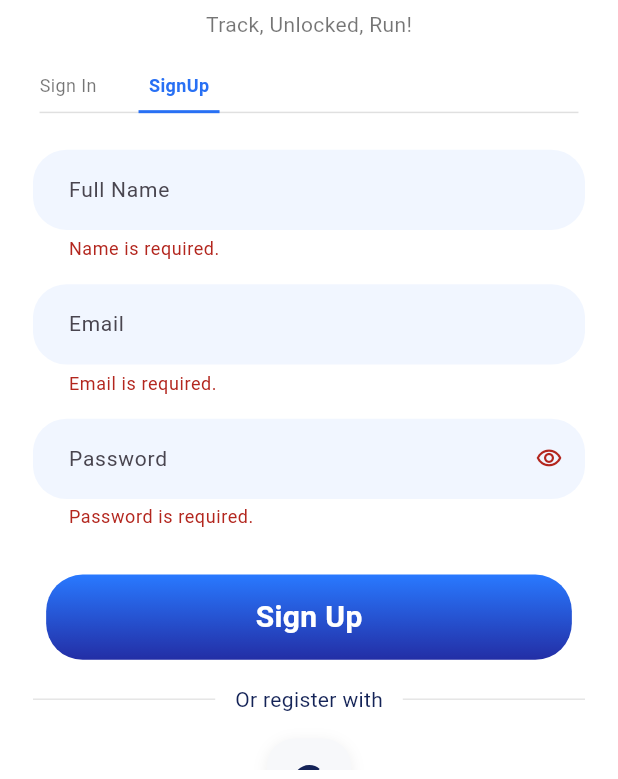
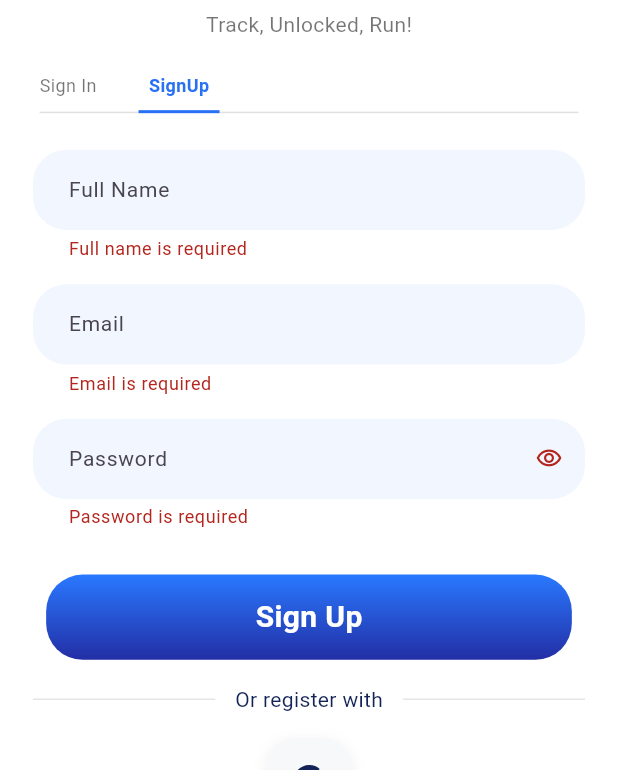
Before and after one commit to galihtra/turun, a Flutter app: the screen it shows after launch, after a tap on "SignUp", after a tap on "Sign Up", on a phone screen of 412 x 824 dp, the part 457-1236 px from its top. Run offline on Flutter 3.47's test engine with Material 3 defaults, Android fonts, the phone set to English and light mode, and no system bars; our stand-ins replace flutter_dotenv, flutter_screenutil, flutter_svg, google_fonts, google_sign_in, supabase_flutter; accounts and stored records are empty.

Commit message:
config auth with supabase

```diff
--- a/lib/data/wrapper/auth_wrapper.dart
+++ b/lib/data/wrapper/auth_wrapper.dart
@@ -1,8 +1,7 @@
 import 'package:flutter/material.dart';
 import 'package:supabase_flutter/supabase_flutter.dart';
+import 'package:turun/pages/auth/auth_page.dart';
 import 'package:turun/pages/home/home_page.dart';
-import 'package:turun/pages/home/start_page.dart';
-
 
 class AuthWrapper extends StatefulWidget {
   const AuthWrapper({super.key});
@@ -33,6 +32,6 @@ class _AuthWrapperState extends State<AuthWrapper> {
   final SupabaseClient supabase = Supabase.instance.client;
   @override
   Widget build(BuildContext context) {
-    return _user == null ? const StartPage() : const HomePage();
+    return _user == null ? const AuthPage() : const HomePage();
   }
 }
--- a/lib/main.dart
+++ b/lib/main.dart
@@ -1,7 +1,10 @@
+// lib/main.dart
 import 'package:flutter/material.dart';
 import 'package:flutter_dotenv/flutter_dotenv.dart';
+import 'package:provider/provider.dart';
 import 'package:supabase_flutter/supabase_flutter.dart';
-import 'package:turun/pages/auth/auth_page.dart';
+import 'package:turun/data/services/auth_service.dart';
+import 'package:turun/data/wrapper/auth_wrapper.dart';
 import 'package:flutter_screenutil/flutter_screenutil.dart';
 
 void main() async {
@@ -18,19 +21,24 @@ class MyApp extends StatelessWidget {
 
   @override
   Widget build(BuildContext context) {
-    return ScreenUtilInit(
+    return MultiProvider(
+      providers: [
+        ChangeNotifierProvider(create: (_) => AuthService()),
+      ],
+      child: ScreenUtilInit(
         designSize: const Size(375, 812),
         minTextAdapt: true,
         builder: (context, child) {
           return MaterialApp(
-          title: 'Flutter Demo',
+            title: 'TuRun',
             theme: ThemeData(
               useMaterial3: true,
             ),
             home: child,
           );
         },
-      child: const AuthPage(),
+        child: const AuthWrapper(),
+      ),
     );
   }
 }
--- a/lib/pages/auth/widgets/sign_in_widget.dart
+++ b/lib/pages/auth/widgets/sign_in_widget.dart
@@ -1,13 +1,16 @@
+// lib/pages/auth/widgets/sign_in_widget.dart
 import 'package:flutter/material.dart';
 import 'package:flutter_svg/flutter_svg.dart';
+import 'package:provider/provider.dart';
 import 'package:turun/base_widgets/text/gradient_text.dart';
 import 'package:turun/base_widgets/text_field/custom_password_textfield.dart';
+import 'package:turun/data/services/auth_service.dart';
 import 'package:turun/resources/assets_app.dart';
 import 'package:turun/resources/colors_app.dart';
 import 'package:turun/resources/styles_app.dart';
 import 'package:turun/base_widgets/button/gradient_button.dart';
 import 'package:flutter_screenutil/flutter_screenutil.dart';
-
+import 'package:turun/pages/auth/forgot_password_page.dart';
 import '../../../base_widgets/text_field/custom_textfield.dart';
 
 class SignInWidget extends StatefulWidget {
@@ -26,6 +29,16 @@ class SignInWidgetState extends State<SignInWidget> {
   final _passNode = FocusNode();
 
   @override
+  void initState() {
+    super.initState();
+    // Clear error ketika widget di-init
+    WidgetsBinding.instance.addPostFrameCallback((_) {
+      final authService = Provider.of<AuthService>(context, listen: false);
+      authService.clearError();
+    });
+  }
+
+  @override
   void dispose() {
     _email.dispose();
     _password.dispose();
@@ -34,16 +47,52 @@ class SignInWidgetState extends State<SignInWidget> {
     super.dispose();
   }
 
-  void _login() {
+  Future<void> _login(AuthService authService) async {
     if (_formKey.currentState?.validate() ?? false) {
+      final success = await authService.signInWithEmail(
+        _email.text,
+        _password.text,
+      );
+
+      if (success && mounted) {
+        ScaffoldMessenger.of(context).showSnackBar(
+          const SnackBar(
+            content: Text('Signed in successfully!'),
+            backgroundColor: Colors.green,
+          ),
+        );
+      }
+    }
+  }
+
+  Future<void> _signInWithGoogle(AuthService authService) async {
+    final success = await authService.signInWithGoogle();
+
+    if (success && mounted) {
       ScaffoldMessenger.of(context).showSnackBar(
-        const SnackBar(content: Text('Signing in...')),
+        const SnackBar(
+          content: Text('Signed in with Google successfully!'),
+          backgroundColor: Colors.green,
+        ),
       );
     }
   }
 
+  void _navigateToForgotPassword() {
+    // Clear error sebelum navigasi
+    final authService = Provider.of<AuthService>(context, listen: false);
+    authService.clearError();
+
+    Navigator.push(
+      context,
+      MaterialPageRoute(builder: (context) => const ForgotPasswordPage()),
+    );
+  }
+
   @override
   Widget build(BuildContext context) {
+    final authService = Provider.of<AuthService>(context);
+
     return Padding(
       padding: EdgeInsets.symmetric(horizontal: 20.w, vertical: 6.h),
       child: Form(
@@ -57,7 +106,7 @@ class SignInWidgetState extends State<SignInWidget> {
               hintText: "Email",
               textInputType: TextInputType.emailAddress,
               isValidator: true,
-              validatorMessage: "Email is required.",
+              validatorMessage: "Email is required",
               obscureText: false,
               textStyle: AppStyles.label2Regular,
               fillColor: AppColors.blueLight,
@@ -69,14 +118,14 @@ class SignInWidgetState extends State<SignInWidget> {
               focusNode: _passNode,
               textInputAction: TextInputAction.done,
               isValidator: true,
-              validatorMessage: "Password is required.",
+              validatorMessage: "Password is required",
               textStyle: AppStyles.label2Regular,
               fillColor: AppColors.blueLight,
             ),
             Align(
               alignment: Alignment.centerRight,
               child: TextButton(
-                onPressed: () {},
+                onPressed: _navigateToForgotPassword,
                 child: GradientText(
                   "Forgot Password?",
                   gradient: AppColors.blueGradient,
@@ -85,10 +134,35 @@ class SignInWidgetState extends State<SignInWidget> {
               ),
             ),
             SizedBox(height: 6.h),
-            GradientButton(
-              text: 'Log In',
-              onTap: _login,
-            ),
+            authService.isLoading
+                ? const Center(child: CircularProgressIndicator())
+                : GradientButton(
+                    text: 'Sign In',
+                    onTap: () => _login(authService),
+                  ),
+            if (authService.error != null) ...[
+              SizedBox(height: 12.h),
+              Container(
+                padding: EdgeInsets.all(12.w),
+                decoration: BoxDecoration(
+                  color: Colors.red[50],
+                  borderRadius: BorderRadius.circular(8.r),
+                  border: Border.all(color: Colors.red[200]!),
+                ),
+                child: Row(
+                  children: [
+                    Icon(Icons.error_outline, color: Colors.red[600], size: 20.w),
+                    SizedBox(width: 8.w),
+                    Expanded(
+                      child: Text(
+                        authService.error!,
+                        style: AppStyles.body3Regular.copyWith(color: Colors.red[700]),
+                      ),
+                    ),
+                  ],
+                ),
+              ),
+            ],
             SizedBox(height: 16.h),
             Row(
               children: [
@@ -116,11 +190,10 @@ class SignInWidgetState extends State<SignInWidget> {
               ],
             ),
             SizedBox(height: 16.h),
-            // Google button round
             Center(
               child: InkWell(
                 borderRadius: BorderRadius.circular(18.r),
-                onTap: () {},
+                onTap: () => _signInWithGoogle(authService),
                 child: Container(
                   height: 56,
                   width: 56,
--- a/lib/pages/auth/widgets/sign_up_widget.dart
+++ b/lib/pages/auth/widgets/sign_up_widget.dart
@@ -1,12 +1,13 @@
 import 'package:flutter/material.dart';
 import 'package:flutter_svg/flutter_svg.dart';
+import 'package:provider/provider.dart';
 import 'package:turun/base_widgets/text_field/custom_password_textfield.dart';
+import 'package:turun/data/services/auth_service.dart';
 import 'package:turun/resources/assets_app.dart';
 import 'package:turun/resources/colors_app.dart';
 import 'package:turun/resources/styles_app.dart';
 import 'package:turun/base_widgets/button/gradient_button.dart';
 import 'package:flutter_screenutil/flutter_screenutil.dart';
-
 import '../../../base_widgets/text_field/custom_textfield.dart';
 
 class SignUpWidget extends StatefulWidget {
@@ -27,6 +28,16 @@ class SignUpWidgetState extends State<SignUpWidget> {
   final _passNode = FocusNode();
 
   @override
+  void initState() {
+    super.initState();
+    // Clear error ketika widget di-init
+    WidgetsBinding.instance.addPostFrameCallback((_) {
+      final authService = Provider.of<AuthService>(context, listen: false);
+      authService.clearError();
+    });
+  }
+
+  @override
   void dispose() {
     _fullName.dispose();
     _email.dispose();
@@ -37,16 +48,47 @@ class SignUpWidgetState extends State<SignUpWidget> {
     super.dispose();
   }
 
-  void _signUp() {
+  Future<void> _signUp(AuthService authService) async {
     if (_formKey.currentState?.validate() ?? false) {
+      final success = await authService.signUpWithEmail(
+        _email.text,
+        _password.text,
+        _fullName.text,
+      );
+
+      if (success && mounted) {
+        ScaffoldMessenger.of(context).showSnackBar(
+          const SnackBar(
+            content: Text('Success! Confirmation email sent'),
+            backgroundColor: Colors.green,
+          ),
+        );
+
+        // Clear form setelah sukses
+        _fullName.clear();
+        _email.clear();
+        _password.clear();
+      }
+    }
+  }
+
+  Future<void> _signInWithGoogle(AuthService authService) async {
+    final success = await authService.signInWithGoogle();
+
+    if (success && mounted) {
       ScaffoldMessenger.of(context).showSnackBar(
-        const SnackBar(content: Text('Signing in...')),
+        const SnackBar(
+          content: Text('Signed in with Google successfully!'),
+          backgroundColor: Colors.green,
+        ),
       );
     }
   }
 
   @override
   Widget build(BuildContext context) {
+    final authService = Provider.of<AuthService>(context);
+
     return Padding(
       padding: EdgeInsets.symmetric(horizontal: 20.w, vertical: 6.h),
       child: Form(
@@ -60,7 +102,7 @@ class SignUpWidgetState extends State<SignUpWidget> {
               hintText: "Full Name",
               textInputType: TextInputType.name,
               isValidator: true,
-              validatorMessage: "Name is required.",
+              validatorMessage: "Full name is required",
               obscureText: false,
               textStyle: AppStyles.label2Regular,
               fillColor: AppColors.blueLight,
@@ -72,7 +114,7 @@ class SignUpWidgetState extends State<SignUpWidget> {
               hintText: "Email",
               textInputType: TextInputType.emailAddress,
               isValidator: true,
-              validatorMessage: "Email is required.",
+              validatorMessage: "Email is required",
               obscureText: false,
               textStyle: AppStyles.label2Regular,
               fillColor: AppColors.blueLight,
@@ -84,15 +126,47 @@ class SignUpWidgetState extends State<SignUpWidget> {
               focusNode: _passNode,
               textInputAction: TextInputAction.done,
               isValidator: true,
-              validatorMessage: "Password is required.",
+              validatorMessage: "Password is required",
               textStyle: AppStyles.label2Regular,
               fillColor: AppColors.blueLight,
             ),
             SizedBox(height: 30.h),
-            GradientButton(
-              text: 'Sign Up',
-              onTap: _signUp,
-            ),
+            authService.isLoading
+                ? const Center(child: CircularProgressIndicator())
+                : GradientButton(
+                    text: 'Sign Up',
+                    onTap: () => _signUp(authService),
+                  ),
+
+            // Error display untuk SignUpWidget
+            if (authService.error != null) ...[
+              SizedBox(height: 12.h),
+              Container(
+                padding: EdgeInsets.all(12.w),
+                decoration: BoxDecoration(
+                  color: Colors.red[50],
+                  borderRadius: BorderRadius.circular(8.r),
+                  border: Border.all(color: Colors.red[200]!),
+                ),
+                child: Row(
+                  children: [
+                    Icon(Icons.error_outline, color: Colors.red[600], size: 20.w),
+                    SizedBox(width: 8.w),
+                    Expanded(
+                      child: Text(
+                        authService.error!,
+                        style: AppStyles.body3Regular.copyWith(color: Colors.red[700]),
+                      ),
+                    ),
+                    IconButton(
+                      icon: Icon(Icons.close, size: 18.w, color: Colors.red[600]),
+                      onPressed: () => authService.clearError(),
+                    ),
+                  ],
+                ),
+              ),
+            ],
+
             SizedBox(height: 16.h),
             Row(
               children: [
@@ -124,7 +198,7 @@ class SignUpWidgetState extends State<SignUpWidget> {
             Center(
               child: InkWell(
                 borderRadius: BorderRadius.circular(18.r),
-                onTap: () {},
+                onTap: () => _signInWithGoogle(authService),
                 child: Container(
                   height: 56,
                   width: 56,
--- a/pubspec.yaml
+++ b/pubspec.yaml
@@ -33,9 +33,10 @@ dependencies:
     sdk: flutter
   flutter_dotenv: ^5.2.1
   flutter_screenutil: ^5.9.3
-  flutter_svg:
+  flutter_svg: null
   google_fonts: ^6.3.0
   google_sign_in: null
+  provider: ^6.1.5+1
   supabase_flutter: ^2.9.1
 
 dev_dependencies:
```
Also changed, not shown: lib/data/services/auth_service.dart (added, +199 -0 lines), lib/pages/auth/forgot_password_page.dart (added, +142 -0 lines), pubspec.lock. Lines whose indentation alone changed are shown as unchanged.
